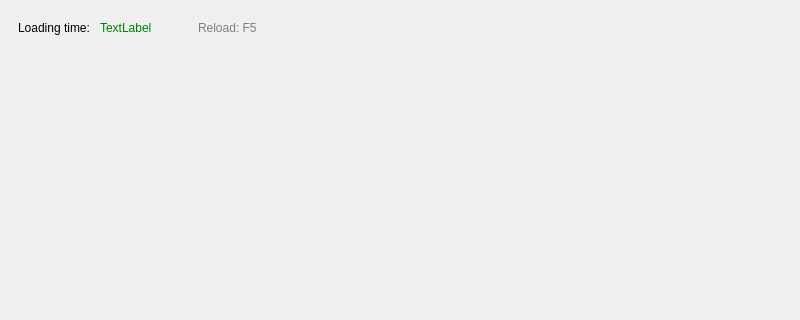
ian-ledig/opengl-tests, file src/widget/mainwindow.ui: the form before one commit; both pictures show x 0 to 800 and y 0 to 320 of the 800 by 600 pixel window.
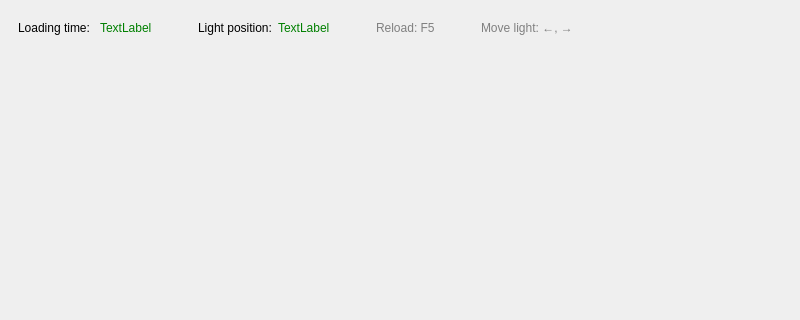
The form after the commit.

Commit message: adding moving light with material texture

```diff
--- a/src/widget/mainwindow.ui
+++ b/src/widget/mainwindow.ui
@@ -35,6 +35,36 @@
          </property>
         </widget>
        </item>
+       <item>
+        <spacer name="horizontalSpacer_3">
+         <property name="orientation">
+          <enum>Qt::Orientation::Horizontal</enum>
+         </property>
+         <property name="sizeHint" stdset="0">
+          <size>
+           <width>40</width>
+           <height>20</height>
+          </size>
+         </property>
+        </spacer>
+       </item>
+       <item>
+        <widget class="QLabel" name="labelLightPosInfo">
+         <property name="text">
+          <string>Light position:</string>
+         </property>
+        </widget>
+       </item>
+       <item>
+        <widget class="QLabel" name="labelLightPos">
+         <property name="styleSheet">
+          <string notr="true">color: green;</string>
+         </property>
+         <property name="text">
+          <string>TextLabel</string>
+         </property>
+        </widget>
+       </item>
        <item>
         <spacer name="horizontalSpacer">
          <property name="orientation">
@@ -58,6 +88,29 @@
          </property>
         </widget>
        </item>
+       <item>
+        <spacer name="horizontalSpacer_2">
+         <property name="orientation">
+          <enum>Qt::Orientation::Horizontal</enum>
+         </property>
+         <property name="sizeHint" stdset="0">
+          <size>
+           <width>40</width>
+           <height>20</height>
+          </size>
+         </property>
+        </spacer>
+       </item>
+       <item>
+        <widget class="QLabel" name="labelDirection">
+         <property name="styleSheet">
+          <string notr="true">color: grey;</string>
+         </property>
+         <property name="text">
+          <string>Move light: ←, →</string>
+         </property>
+        </widget>
+       </item>
       </layout>
      </widget>
     </item>
```
The commit also changes 21 other files.
